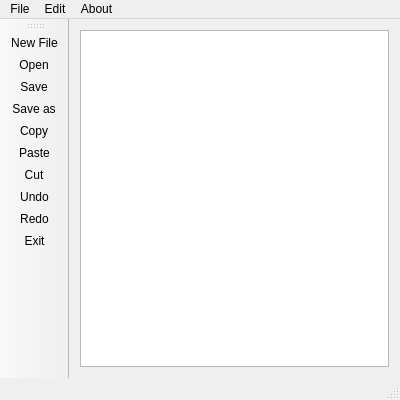
This is mainwindow.ui in ZeroDot1/Clevit as Qt 5 draws it before an edit. The edited form follows.
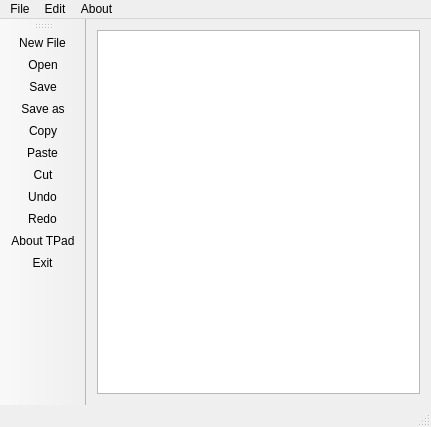
This is the edited form. Icons and pictures are not drawn.

Commit message: Correct about dialog title

What changed in the file:
```diff
--- a/mainwindow.ui
+++ b/mainwindow.ui
@@ -6,8 +6,8 @@
    <rect>
     <x>0</x>
     <y>0</y>
-    <width>400</width>
-    <height>400</height>
+    <width>431</width>
+    <height>427</height>
    </rect>
   </property>
   <property name="windowTitle">
@@ -29,7 +29,7 @@
     <rect>
      <x>0</x>
      <y>0</y>
-     <width>400</width>
+     <width>431</width>
      <height>20</height>
     </rect>
    </property>
@@ -79,6 +79,7 @@
    <addaction name="actionCut"/>
    <addaction name="actionUndo"/>
    <addaction name="actionRedo"/>
+   <addaction name="actionAbout_TPad"/>
    <addaction name="actionExit"/>
   </widget>
   <widget class="QStatusBar" name="statusBar"/>
```
The commit also changes 1 other file.
